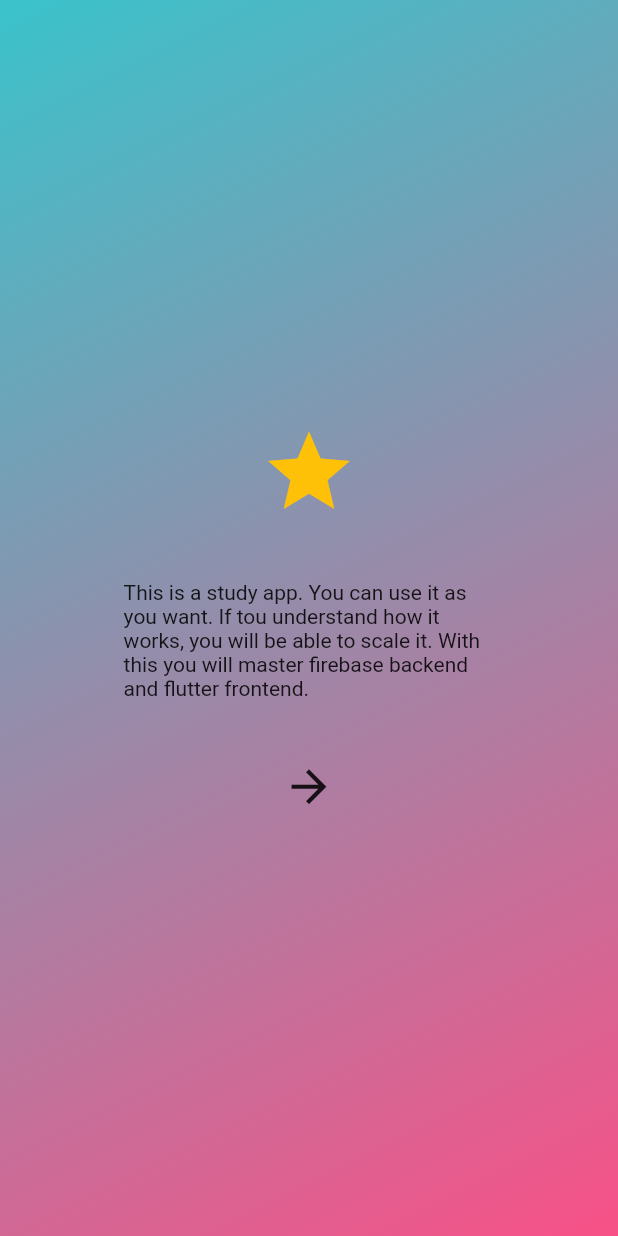
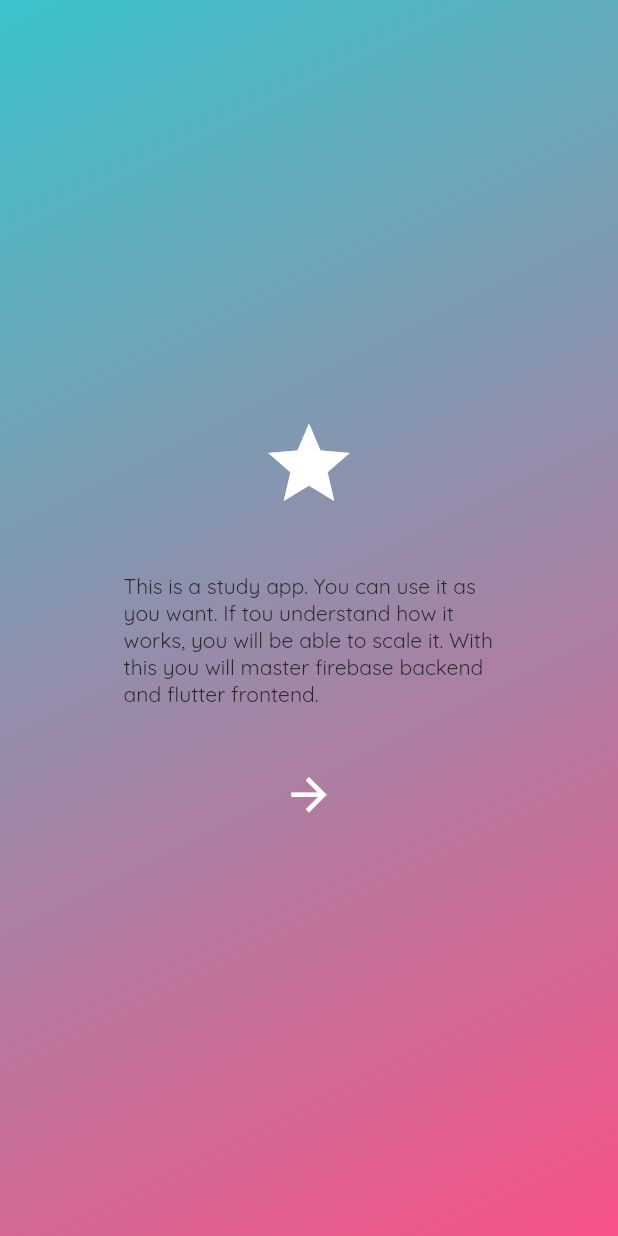
Before and after one commit to Evan32nd/FutterStudyApp, a Flutter app: the screen it shows after launch, on a phone screen of 412 x 824 dp. Run offline on Flutter 3.47's test engine with Material 2 defaults, Android fonts, the phone set to English and light mode, and no system bars; our stand-ins replace cloud_firestore, firebase_core, get, google_fonts; accounts and stored records are empty; project files that could hold a hidden picture were left out.

Commit message:
working on themes

```diff
--- a/lib/configs/themes/app_colors.dart
+++ b/lib/configs/themes/app_colors.dart
@@ -1,7 +1,10 @@
 import 'package:flutter/cupertino.dart';
+import 'package:flutter/material.dart';
 import 'package:flutter_study/configs/themes/app_dark_theme.dart';
 import 'package:flutter_study/configs/themes/app_light_theme.dart';
 import 'package:flutter_study/configs/themes/ui_parameters.dart';
+
+const Color onSurfaceTextColor = Colors.white;
 
 const mainGradientLight = LinearGradient(
     begin: Alignment.topLeft,
--- a/lib/configs/themes/app_light_theme.dart
+++ b/lib/configs/themes/app_light_theme.dart
@@ -1,4 +1,18 @@
 import 'package:flutter/cupertino.dart';
+import 'package:flutter/material.dart';
+import 'package:flutter_study/configs/themes/sub_theme_data_mixing.dart';
 
 const Color primaryLightColorLight = Color(0xFF3ac3cb);
 const Color primaryColorLight = Color(0xFFf85187);
+const Color mainTextColor = Color.fromARGB(255, 40, 40, 40);
+
+class LightTheme with SubThemeData {
+  buildLightTheme() {
+    final ThemeData systemLightTheme = ThemeData.light();
+    return systemLightTheme.copyWith(
+      iconTheme: getIconTheme(),
+      textTheme: getTextThemes()
+          .apply(bodyColor: mainTextColor, displayColor: mainTextColor),
+    );
+  }
+}
--- /dev/null
+++ b/lib/configs/themes/sub_theme_data_mixing.dart
@@ -0,0 +1,15 @@
+import 'package:flutter/material.dart';
+import 'package:flutter_study/configs/themes/app_colors.dart';
+import 'package:google_fonts/google_fonts.dart';
+
+mixin SubThemeData {
+  TextTheme getTextThemes() {
+    return GoogleFonts.quicksandTextTheme(const TextTheme(
+        bodyText1: TextStyle(fontWeight: FontWeight.w400),
+        bodyText2: TextStyle(fontWeight: FontWeight.w400)));
+  }
+
+  IconThemeData getIconTheme() {
+    return const IconThemeData(color: onSurfaceTextColor, size:16);
+  }
+}
--- a/lib/main.dart
+++ b/lib/main.dart
@@ -1,6 +1,7 @@
 import 'package:firebase_core/firebase_core.dart';
 import 'package:flutter/material.dart';
 import 'package:flutter_study/bindings/initial_bindings.dart';
+import 'package:flutter_study/configs/themes/app_light_theme.dart';
 import 'package:flutter_study/data_upload_screen.dart';
 import 'package:flutter_study/firebase_options.dart';
 import 'package:flutter_study/routes/app_routes.dart';
@@ -19,7 +20,10 @@ class MyApp extends StatelessWidget {
 
   @override
   Widget build(BuildContext context) {
-    return GetMaterialApp(getPages: AppRoutes.routes(),);
+    return GetMaterialApp(
+      theme: LightTheme().buildLightTheme(),
+      getPages: AppRoutes.routes(),
+    );
   }
 }
 
--- a/lib/screens/introduction/introduction.dart
+++ b/lib/screens/introduction/introduction.dart
@@ -19,7 +19,7 @@ class AppIntroductionScreen extends StatelessWidget {
           child: Column(
             mainAxisAlignment: MainAxisAlignment.center,
             children: [
-              const Icon(Icons.star, size: 65, color: Colors.amber),
+              const Icon(Icons.star, size: 65),
               const SizedBox(height: 40),
               const Text(
                   "This is a study app. You can use it as you want. If tou understand how it works, you will be able to scale it. With this you will master firebase backend and flutter frontend."),
--- a/pubspec.yaml
+++ b/pubspec.yaml
@@ -39,6 +39,7 @@ dependencies:
   firebase_core: ^2.4.1
   get: ^4.6.5
   cloud_firestore: ^4.3.1
+  google_fonts: ^3.0.1
 
 dev_dependencies:
   flutter_test:
```
Also changed, not shown: pubspec.lock, 1 other file.
